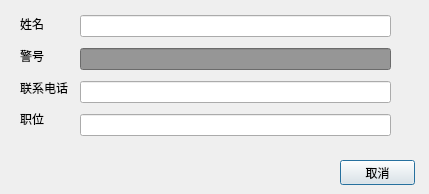
First picture: the form in modifypersondialog.ui, repository sl5976886/sectool, before the edit.
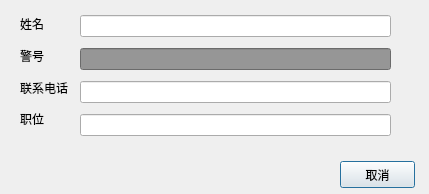
Second picture: the form after the edit. Icons and pictures are not drawn.

The edit to the form file:
```diff
--- a/modifypersondialog.ui
+++ b/modifypersondialog.ui
@@ -17,9 +17,9 @@
    <property name="geometry">
     <rect>
      <x>340</x>
-     <y>160</y>
+     <y>161</y>
      <width>75</width>
-     <height>25</height>
+     <height>27</height>
     </rect>
    </property>
    <property name="text">
@@ -131,7 +131,7 @@
      <x>250</x>
      <y>160</y>
      <width>75</width>
-     <height>25</height>
+     <height>30</height>
     </rect>
    </property>
    <property name="text">
```
